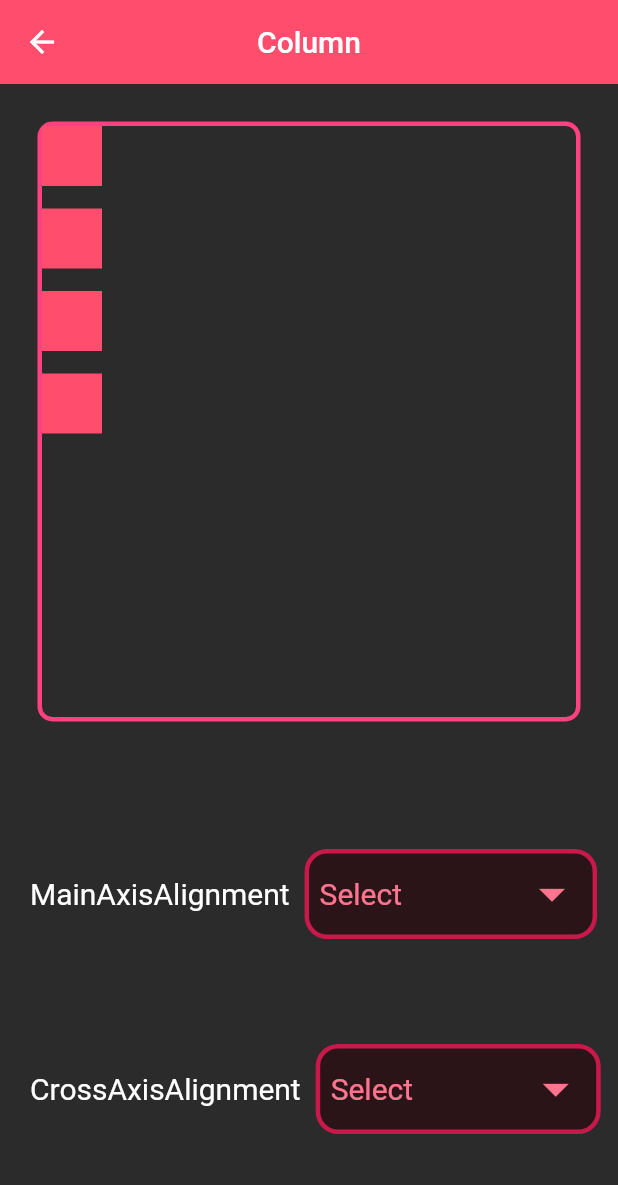
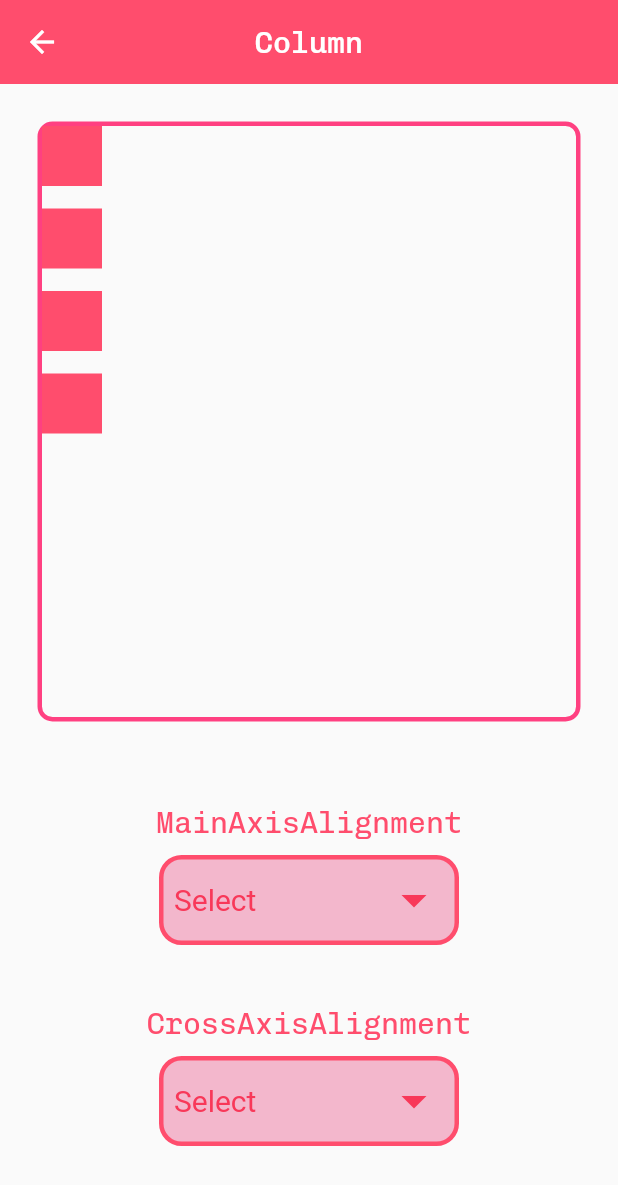
Before and after one commit to vidisha1106/chapter_4_flutter_basics, a Flutter app: the screen it shows after launch, after a tap on "Column", on a phone screen of 412 x 824 dp. Shown: the top 1185 px of the screen. Run offline on Flutter 3.47's test engine with Material 2 defaults, Android fonts, the phone set to English and light mode, and no system bars.

Commit message:
added : upto textfield_widget.dart

```diff
--- a/lib/column_widget.dart
+++ b/lib/column_widget.dart
@@ -34,7 +34,8 @@ class _MyColumnWidgetState extends State<MyColumnWidget> {
         centerTitle: true,
         backgroundColor: Color(0xffff4d6d),
       ),
-      body: Column(
+      body: Wrap(
+        children:[ Column(
           children: [
             Padding(
               padding: const EdgeInsets.all(25.0),
@@ -82,27 +83,27 @@ class _MyColumnWidgetState extends State<MyColumnWidget> {
               ),
             ),
             const SizedBox(
-            height: 50,
+              height: 10,
             ),
             Padding(
               padding: const EdgeInsets.all(10.0),
-            child: Row(
+              child: Column(
                 children: [
                   const Padding(
                     padding: EdgeInsets.all(10.0),
                     child: Text(
                       "MainAxisAlignment",
-                    style: TextStyle(color: Colors.white, fontSize: 20),
+                      style: TextStyle(color: Color(0xffff4d6d), fontSize: 20),
                     ),
                   ),
                   SizedBox(
-                  width: 195,
+                    width: 200,
                     child: DecoratedBox(
                       position: DecorationPosition.foreground,
                       decoration: BoxDecoration(
-                        color: const Color(0xffff758f),
+                          color: const Color(0xfff8bbd0),
                           border: Border.all(
-                            color: const Color(0xffc9184a), width: 3),
+                              color: const Color(0xffff4d6d), width: 3),
                           borderRadius:
                               const BorderRadius.all(Radius.circular(15)),
                           backgroundBlendMode: BlendMode.modulate),
@@ -138,16 +139,17 @@ class _MyColumnWidgetState extends State<MyColumnWidget> {
                           value: dropdownValueMain,
                           hint: const Text(
                             "Select",
-                          style: TextStyle(color: Colors.white),
+                            style: TextStyle(color: Color(0xffff4d6d)
                             ),
-                        dropdownColor: const Color(0xffff758f),
+                          ),
+                          dropdownColor: const Color(0xfff8bbd0),
                           icon: const Icon(
                             Icons.arrow_drop_down_sharp,
-                          color: Colors.white,
+                            color: Color(0xffff4d6d),
                           ),
                           iconSize: 40,
                           style: const TextStyle(
-                          color: Colors.white,
+                            color: Color(0xffff4d6d),
                             fontSize: 20,
                           ),
                           elevation: 25,
@@ -162,26 +164,26 @@ class _MyColumnWidgetState extends State<MyColumnWidget> {
                 ],
               ),
             ),
-          const SizedBox(height: 50),
+            const SizedBox(height: 10),
             Padding(
               padding: const EdgeInsets.all(10.0),
-            child: Row(
+              child: Column(
                 children: [
                   const Padding(
                     padding: EdgeInsets.all(10.0),
                     child: Text(
                       "CrossAxisAlignment",
-                    style: TextStyle(color: Colors.white, fontSize: 20),
+                      style: TextStyle(color: Color(0xffff4d6d), fontSize: 20),
                     ),
                   ),
                   SizedBox(
-                  width: 190,
+                    width: 200,
                     child: DecoratedBox(
                       position: DecorationPosition.foreground,
                       decoration: BoxDecoration(
-                      color: const Color(0xffff758f),
+                        color: const Color(0xfff8bbd0),
                         border:
-                          Border.all(color: const Color(0xffc9184a), width: 3),
+                            Border.all(color: const Color(0xffff4d6d), width: 3),
                         borderRadius: const BorderRadius.all(Radius.circular(15)),
                         backgroundBlendMode: BlendMode.modulate,
                       ),
@@ -213,16 +215,16 @@ class _MyColumnWidgetState extends State<MyColumnWidget> {
                           value: dropdownValueCross,
                           hint: const Text(
                             "Select",
-                          style: TextStyle(color: Colors.white),
+                            style: TextStyle(color:Color(0xffff4d6d)),
                           ),
-                        dropdownColor: const Color(0xffff758f),
+                          dropdownColor: const Color(0xfff8bbd0),
                           icon: const Icon(
                             Icons.arrow_drop_down_sharp,
-                          color: Colors.white,
+                            color: Color(0xffff4d6d),
                           ),
                           iconSize: 40,
                           style: const TextStyle(
-                          color: Colors.white,
+                            color: Color(0xffff4d6d),
                             fontSize: 20,
                           ),
                           elevation: 25,
@@ -230,7 +232,7 @@ class _MyColumnWidgetState extends State<MyColumnWidget> {
                             Radius.circular(15),
                           ),
                           underline: Container(),
-                        focusColor: Color(0xffc9184a),
+                          focusColor: Color(0xffff4d6d),
                         ),
                       ),
                     ),
@@ -240,7 +242,8 @@ class _MyColumnWidgetState extends State<MyColumnWidget> {
             ),
           ],
         ),
-      backgroundColor: const Color(0xff2b2b2b),
+      ]),
+      //backgroundColor: const Color(0xff2b2b2b),
     );
   }
 }
--- a/lib/container_widget.dart
+++ b/lib/container_widget.dart
@@ -44,7 +44,7 @@ class _MyContainerState extends State<MyContainer> {
             transform: transform ? Matrix4.rotationZ(0.2) : null,
             decoration: BoxDecoration(
               border: border
-                  ? Border.all(width: 2, color: Colors.white)
+                  ? Border.all(width: 2, color: Color(0xffff4d6d))
                   : null,
               borderRadius: borderRadius ? const BorderRadius.all(
                   Radius.circular(10)) : null,
@@ -58,7 +58,7 @@ class _MyContainerState extends State<MyContainer> {
                 Color(0xfffff0f3)
               ]) : null,
               boxShadow: shadow?  [ const BoxShadow(
-                      color: Colors.white, offset: Offset(5, 5), blurRadius: 25)
+                      color: Color(0xffff4d6d), offset: Offset(5, 5), blurRadius: 25)
                 ] : null),
             child: child ? const Text("Welcome",
                 style: TextStyle(fontSize: 25, color: Colors.white)) : null,
@@ -133,7 +133,7 @@ class _MyContainerState extends State<MyContainer> {
           )
         ],
       ),
-      backgroundColor: const Color(0xff2b2b2b),
+      //backgroundColor: const Color(0xff2b2b2b),
     );
   }
 }
--- a/lib/icon_widget.dart
+++ b/lib/icon_widget.dart
@@ -90,7 +90,7 @@ class _MyIconWidgetState extends State<MyIconWidget> {
           )
         ],
       ),
-      backgroundColor: const Color(0xff2b2b2b),
+      //backgroundColor: const Color(0xff2b2b2b),
     );
   }
 }
--- a/lib/image_widget.dart
+++ b/lib/image_widget.dart
@@ -26,7 +26,8 @@ class _MyImageWidgetState extends State<MyImageWidget> {
             style: TextStyle(fontSize: 25, color: Colors.white)),
         elevation: 0,
       ),
-      body: Column(
+      body: Wrap(
+        children: [Column(
           children: [
             Padding(
               padding: const EdgeInsets.all(10.0),
@@ -122,7 +123,8 @@ class _MyImageWidgetState extends State<MyImageWidget> {
             ),
           ],
         ),
-      backgroundColor: const Color(0xff2b2b2b),
+      ]),
+      //backgroundColor: const Color(0xff2b2b2b),
     );
   }
 }
--- a/lib/main.dart
+++ b/lib/main.dart
@@ -4,9 +4,11 @@ import 'package:chapter_4_flutter_basics/container_widget.dart';
 import 'package:chapter_4_flutter_basics/buttons_widget.dart';
 import 'package:chapter_4_flutter_basics/icon_widget.dart';
 import 'package:chapter_4_flutter_basics/image_widget.dart';
+import 'package:chapter_4_flutter_basics/placeholder_widget.dart';
 import 'package:chapter_4_flutter_basics/row_widget.dart';
 import 'package:chapter_4_flutter_basics/scaffold_widget.dart';
 import 'package:chapter_4_flutter_basics/text_widget.dart';
+import 'package:chapter_4_flutter_basics/textfield_widget.dart';
 import 'package:flutter/material.dart';
 
 void main() {
@@ -19,9 +21,62 @@ class MyApp extends StatelessWidget {
   // This widget is the root of your application.
   @override
   Widget build(BuildContext context) {
-    return const MaterialApp(
-      title: 'Flutter Demo',
-      home: MyHomePage(),
+    return MaterialApp(
+      theme: ThemeData(
+          brightness: Brightness.light,
+          primaryColor: Colors.pink[900],
+          fontFamily: 'Chivo',
+          textButtonTheme: TextButtonThemeData(style: TextButton.styleFrom(
+              padding: const EdgeInsets.symmetric(horizontal: 25, vertical: 15),
+              shape: const RoundedRectangleBorder(
+                  side: BorderSide(color: Color(0xffff4d6d), width: 2),
+                  borderRadius: BorderRadius.all(Radius.circular(25))),
+              backgroundColor: const Color(0xfffff0f3),
+              foregroundColor: const Color(0xffff4d6d),
+              textStyle: const TextStyle(fontSize: 17,fontFamily: 'Chivo')),),
+          elevatedButtonTheme: ElevatedButtonThemeData(
+            style: ElevatedButton.styleFrom(
+              textStyle:  const TextStyle(
+                fontFamily: 'Chivo',
+                fontSize: 20,
+                color: Colors.white,
+              ),
+            ),
+          ),),
+      darkTheme: ThemeData(
+        brightness: Brightness.dark,
+        primaryColor: Colors.pink[900],
+        fontFamily: 'DynaPuff',
+        textButtonTheme: TextButtonThemeData(style: TextButton.styleFrom(
+            padding: const EdgeInsets.symmetric(horizontal: 25, vertical: 15),
+            shape: const RoundedRectangleBorder(
+                side: BorderSide(color: Color(0xfffff0f3), width: 2),
+                borderRadius: BorderRadius.all(Radius.circular(25))),
+            backgroundColor: const Color(0xffff4d6d),
+            foregroundColor: const Color(0xfffff0f3),
+            textStyle: const TextStyle(fontSize: 17,fontFamily: 'DynaPuff')),),
+        elevatedButtonTheme: ElevatedButtonThemeData(
+          style: ElevatedButton.styleFrom(
+            textStyle: TextStyle(
+              fontFamily: 'DynaPuff',
+              fontSize: 20,
+              color: Colors.white,
+            ),
+          ),
+        ),),
+      initialRoute: '/home',
+      routes: {
+        '/home': (context) => MyHomePage(),
+        '/appbar':(context) => MyAppBarWidget(),
+      },
+      locale: Locale('en','US'),
+     /* supportedLocales: [
+        Locale('fr','FR'),
+        Locale('es','ES')
+      ],*/
+      themeMode: ThemeMode.system,
+      title: 'Flutter App',
+      // home: MyHomePage(),
       debugShowCheckedModeBanner: false,
     );
   }
@@ -48,19 +103,31 @@ class _MyHomePageState extends State<MyHomePage> {
       body: Center(
         child: Wrap(
           children: [
-              CustomElevatedButton(title: 'AppBar', routeName: const MyAppBarWidget()),
-              CustomElevatedButton(title: 'Column', routeName: const MyColumnWidget()),
-              CustomElevatedButton(title: 'Scaffold', routeName: const MyScaffold()),
+            CustomElevatedButton(
+                title: 'AppBar', routeName: const MyAppBarWidget()),
+            CustomElevatedButton(
+                title: 'Column', routeName: const MyColumnWidget()),
+            CustomElevatedButton(
+                title: 'Scaffold', routeName: const MyScaffold()),
             CustomElevatedButton(title: 'Row', routeName: const MyRowWidget()),
-              CustomElevatedButton(title: 'Text', routeName: const MyTextwidget()),
-              CustomElevatedButton(title: 'Icon', routeName: const MyIconWidget()),
-              CustomElevatedButton(title: 'Image', routeName: const MyImageWidget()),
-              CustomElevatedButton(title: 'Container', routeName: const MyContainer()),
-              CustomElevatedButton(title: 'Buttons', routeName: const MyButtons()),
+            CustomElevatedButton(
+                title: 'Text', routeName: const MyTextwidget()),
+            CustomElevatedButton(
+                title: 'Icon', routeName: const MyIconWidget()),
+            CustomElevatedButton(
+                title: 'Image', routeName: const MyImageWidget()),
+            CustomElevatedButton(
+                title: 'Container', routeName: const MyContainer(), width: 175),
+            CustomElevatedButton(
+                title: 'Buttons', routeName: const MyButtons()),
+            CustomElevatedButton(
+                title: 'Placeholder', routeName: const MyPlaceholder(),width: 175),
+            CustomElevatedButton(
+                title: 'TextField', routeName: const MyTextField(),width: 175),
           ],
         ),
       ),
-      backgroundColor: const Color(0xff2b2b2b),
+      //backgroundColor: const Color(0xff2b2b2b),
     );
   }
 }
@@ -68,10 +135,14 @@ class _MyHomePageState extends State<MyHomePage> {
 class CustomElevatedButton extends StatefulWidget {
   var title;
   var routeName;
-  double width,height;
+  double width, height;
 
   CustomElevatedButton(
-      {super.key, required this.title, required this.routeName, this.width = 111,this.height = 100});
+      {super.key,
+      required this.title,
+      required this.routeName,
+      this.width = 111,
+      this.height = 100});
 
   @override
   State<CustomElevatedButton> createState() => _CustomElevatedButtonState();
@@ -92,14 +163,18 @@ class _CustomElevatedButtonState extends State<CustomElevatedButton> {
         },
         style: ElevatedButton.styleFrom(
           backgroundColor: const Color(0xffff4d6d),
-            side: BorderSide(color: Color(0xffffccd5),width: 1),
+          side: BorderSide(color: Color(0xffffccd5), width: 1),
           shadowColor: Colors.white,
           elevation: 05,
-            shape: BeveledRectangleBorder(
-                borderRadius: BorderRadius.all(Radius.circular(5))),
+          shape: const BeveledRectangleBorder(
+              borderRadius: BorderRadius.all(Radius.circular(10))),
           padding: const EdgeInsets.all(10),
-            fixedSize: Size(widget.width,widget.height),
-            textStyle: const TextStyle(fontSize: 21, color: Colors.white)),
+          fixedSize: Size(widget.width, widget.height),
+          // textStyle: const TextStyle(
+          //   fontSize: 21,
+          //   color: Colors.white,
+          // ),
+        ),
         child: Text(widget.title),
       ),
     );
--- a/lib/scaffold_widget.dart
+++ b/lib/scaffold_widget.dart
@@ -81,7 +81,7 @@ class _MyScaffoldState extends State<MyScaffold> {
                 backgroundColor: MaterialStatePropertyAll(Color(0xffff4d6d))),
             child: Text("Open Bottom Sheet", style: TextStyle(fontSize: 18))),
       ),
-      backgroundColor: Color(0xff2b2b2b),
+      // backgroundColor: Color(0xff2b2b2b),
       floatingActionButton: FloatingActionButton(
         onPressed: () {
           const message = SnackBar(
--- a/pubspec.yaml
+++ b/pubspec.yaml
@@ -85,6 +85,12 @@ flutter:
     - family: Rubic
       fonts:
         - asset: assets/fonts/RubikPixels-Regular.ttf
+    - family: Chivo
+      fonts:
+        - asset: assets/fonts/ChivoMono-VariableFont_wght.ttf
+    - family:  DynaPuff
+      fonts:
+        - asset: assets/fonts/DynaPuff-VariableFont_wdth,wght.ttf
 
   # fonts:
   #   - family: Schyler
```
Also changed, not shown: lib/appbar_widget.dart (+6 -7 lines), lib/buttons_widget.dart (+9 -9 lines), lib/material_outline_button.dart (+45 -17 lines), lib/placeholder_widget.dart (added, +46 -0 lines), lib/row_widget.dart (+27 -25 lines), lib/text_elevated_button.dart (+4 -4 lines), lib/text_widget.dart (+5 -6 lines), lib/textfield_widget.dart (added, +46 -0 lines), assets/fonts/ChivoMono-VariableFont_wght.ttf (added), assets/fonts/DynaPuff-VariableFont_wdth,wght.ttf (added), lib/test.dart (added). Lines whose indentation alone changed are shown as unchanged.
